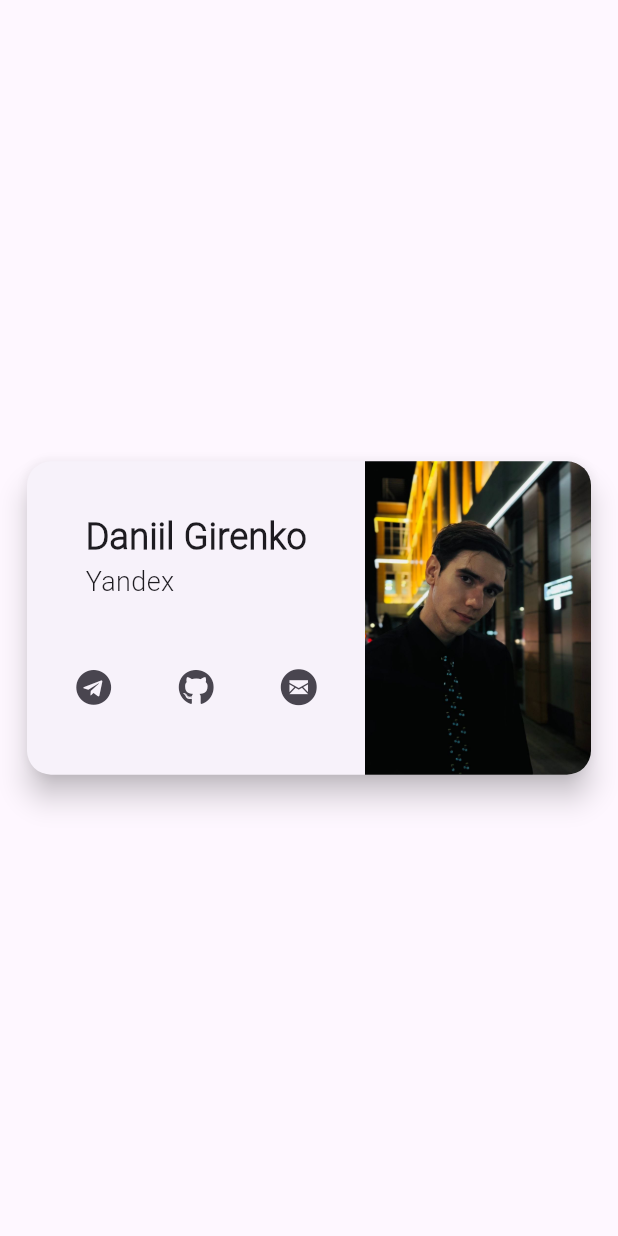
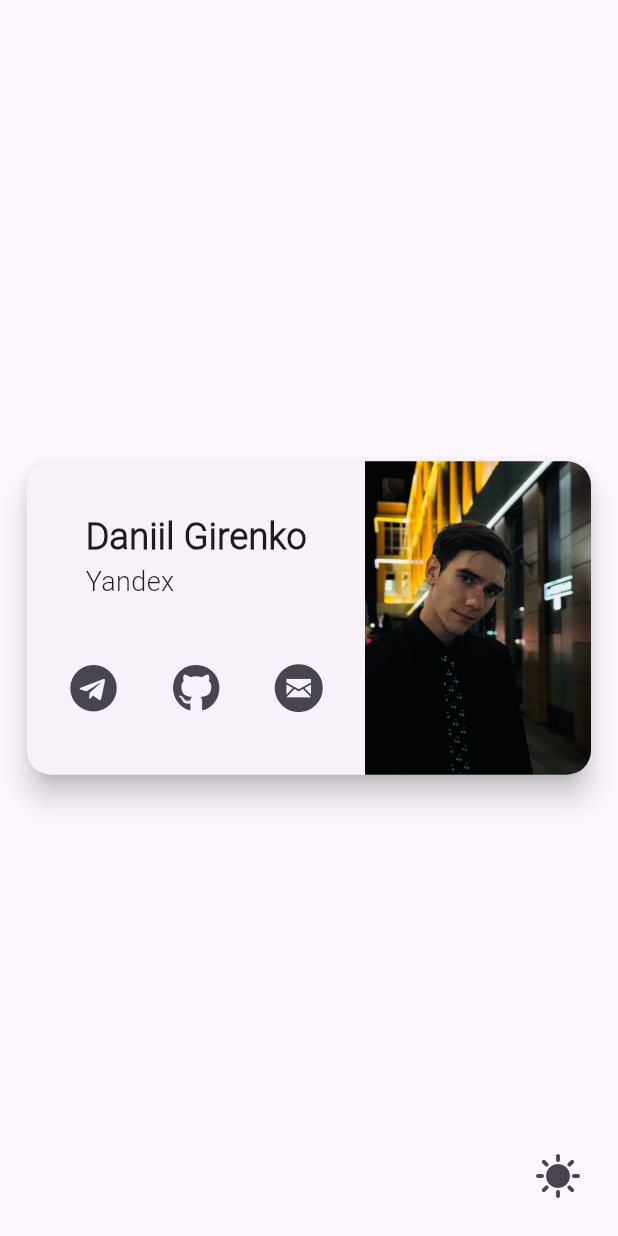
Before and after one commit to iamgirya/flutter_card_example, a Flutter app: the screen it shows after launch, on a phone screen of 412 x 824 dp. Run offline on Flutter 3.47's test engine with Material 3 defaults, Android fonts, the light colour scheme and no system bars; generated files the repository leaves out were written again.

Commit message:
App theme

```diff
--- a/lib/main_app.dart
+++ b/lib/main_app.dart
@@ -7,11 +7,19 @@ import 'contact_icon.dart';
 import 'icons.dart';
 import 'name_title.dart';
 import 'photo.dart';
+import 'tools/app_theme.dart';
 import 'tools/localization.dart';
 import 'tools/logger.dart';
 
-class MainApp extends StatelessWidget {
+class MainApp extends StatefulWidget {
   const MainApp({super.key});
+
+  @override
+  State<MainApp> createState() => _MainAppState();
+}
+
+class _MainAppState extends State<MainApp> {
+  bool isDark = false;
 
   @override
   Widget build(BuildContext context) {
@@ -26,7 +34,18 @@ class MainApp extends StatelessWidget {
         Locale('en'),
         Locale('ru'),
       ],
+      theme: AppTheme.theme(isDark),
       home: Scaffold(
+        floatingActionButton: IconButton(
+          onPressed: () {
+            setState(() {
+              isDark = !isDark;
+            });
+          },
+          icon: Icon(
+            isDark ? Icons.mode_night : Icons.sunny,
+          ),
+        ),
         body: CardContainer(
           child: Row(
             mainAxisAlignment: MainAxisAlignment.center,
--- /dev/null
+++ b/lib/tools/app_theme.dart
@@ -0,0 +1,16 @@
+import 'package:flutter/material.dart';
+
+class AppTheme {
+  static const _defaultFontFamily = 'Roboto';
+
+  static ThemeData theme(bool isDark) {
+    final brightness = isDark ? Brightness.dark : Brightness.light;
+    final theme = ThemeData(
+      brightness: brightness,
+      fontFamily: _defaultFontFamily,
+    );
+    return theme.copyWith(
+      iconTheme: theme.iconTheme.copyWith(size: 32),
+    );
+  }
+}
```
